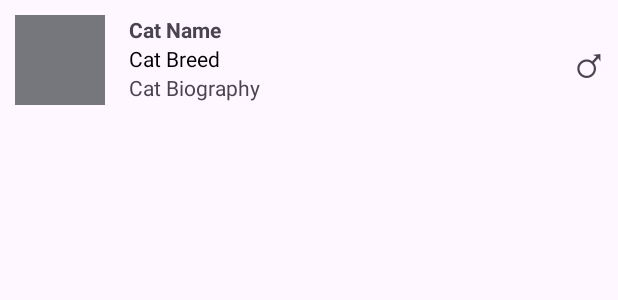
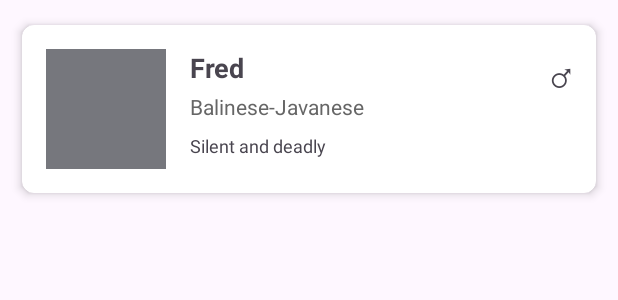
Before and after one commit to BruhBruh149/LAB_WEEK_06, an Android app: the layout item_list.xml on its own in the app's theme, with its tools: preview values and no code run, on a phone screen of 412 x 824 dp. Shown: the top 300 px of the screen. Run offline under Robolectric (Android 15) with nearby library versions, the phone set to English and light mode, and no system bars.

Commit message:
Commit No.4 - Assignment

```diff
--- a/app/src/main/res/layout/item_list.xml
+++ b/app/src/main/res/layout/item_list.xml
@@ -1,53 +1,73 @@
-<androidx.constraintlayout.widget.ConstraintLayout
+<?xml version="1.0" encoding="utf-8"?>
+<androidx.cardview.widget.CardView
     xmlns:android="http://schemas.android.com/apk/res/android"
     xmlns:app="http://schemas.android.com/apk/res-auto"
     xmlns:tools="http://schemas.android.com/tools"
     android:layout_width="match_parent"
     android:layout_height="wrap_content"
-    android:padding="10dp">
+    android:layout_margin="8dp"
+    app:cardCornerRadius="8dp"
+    app:cardElevation="4dp"
+    app:cardUseCompatPadding="true">
+
+    <androidx.constraintlayout.widget.ConstraintLayout
+        android:layout_width="match_parent"
+        android:layout_height="wrap_content"
+        android:padding="16dp">
 
         <ImageView
             android:id="@+id/cat_photo"
-        android:layout_width="60dp"
-        android:layout_height="60dp"
+            android:layout_width="80dp"
+            android:layout_height="80dp"
+            android:scaleType="centerCrop"
             app:layout_constraintStart_toStartOf="parent"
             app:layout_constraintTop_toTopOf="parent"
-        tools:background="@color/material_dynamic_neutral50" />
+            tools:src="@color/material_dynamic_neutral50" />
 
         <TextView
             android:id="@+id/cat_name"
-        android:layout_width="wrap_content"
+            android:layout_width="0dp"
             android:layout_height="wrap_content"
             android:layout_marginStart="16dp"
+            android:textSize="18sp"
             android:textStyle="bold"
+            app:layout_constraintEnd_toStartOf="@+id/cat_gender"
             app:layout_constraintStart_toEndOf="@+id/cat_photo"
             app:layout_constraintTop_toTopOf="parent"
-        tools:text="Cat Name" />
-
-    <TextView
-        android:id="@+id/cat_breed"
-        android:layout_width="wrap_content"
-        android:layout_height="wrap_content"
-        android:textColor="@color/black"
-        app:layout_constraintStart_toStartOf="@+id/cat_name"
-        app:layout_constraintTop_toBottomOf="@+id/cat_name"
-        tools:text="Cat Breed" />
-
-    <TextView
-        android:id="@+id/cat_biography"
-        android:layout_width="wrap_content"
-        android:layout_height="wrap_content"
-        app:layout_constraintStart_toStartOf="@+id/cat_breed"
-        app:layout_constraintTop_toBottomOf="@+id/cat_breed"
-        tools:text="Cat Biography" />
+            tools:text="Fred" />
 
         <TextView
             android:id="@+id/cat_gender"
             android:layout_width="wrap_content"
             android:layout_height="wrap_content"
-        android:textSize="30sp"
-        app:layout_constraintBottom_toBottomOf="parent"
+            android:textSize="24sp"
             app:layout_constraintEnd_toEndOf="parent"
             app:layout_constraintTop_toTopOf="parent"
-        tools:text="&#9794;" />
+            tools:text="♂" />
+
+        <TextView
+            android:id="@+id/cat_breed"
+            android:layout_width="0dp"
+            android:layout_height="wrap_content"
+            android:layout_marginTop="4dp"
+            android:textColor="#666666"
+            android:textSize="14sp"
+            app:layout_constraintEnd_toEndOf="@+id/cat_name"
+            app:layout_constraintStart_toStartOf="@+id/cat_name"
+            app:layout_constraintTop_toBottomOf="@+id/cat_name"
+            tools:text="Balinese-Javanese" />
+
+        <TextView
+            android:id="@+id/cat_biography"
+            android:layout_width="0dp"
+            android:layout_height="wrap_content"
+            android:layout_marginTop="8dp"
+            android:textSize="12sp"
+            app:layout_constraintEnd_toEndOf="@+id/cat_breed"
+            app:layout_constraintStart_toStartOf="@+id/cat_breed"
+            app:layout_constraintTop_toBottomOf="@+id/cat_breed"
+            tools:text="Silent and deadly" />
+
     </androidx.constraintlayout.widget.ConstraintLayout>
+
+</androidx.cardview.widget.CardView>
```
Also changed, not shown: app/src/main/java/com/example/lab_week_06/MainActivity.kt (+74 -0 lines), 2 other files. Lines whose indentation alone changed are shown as unchanged.
